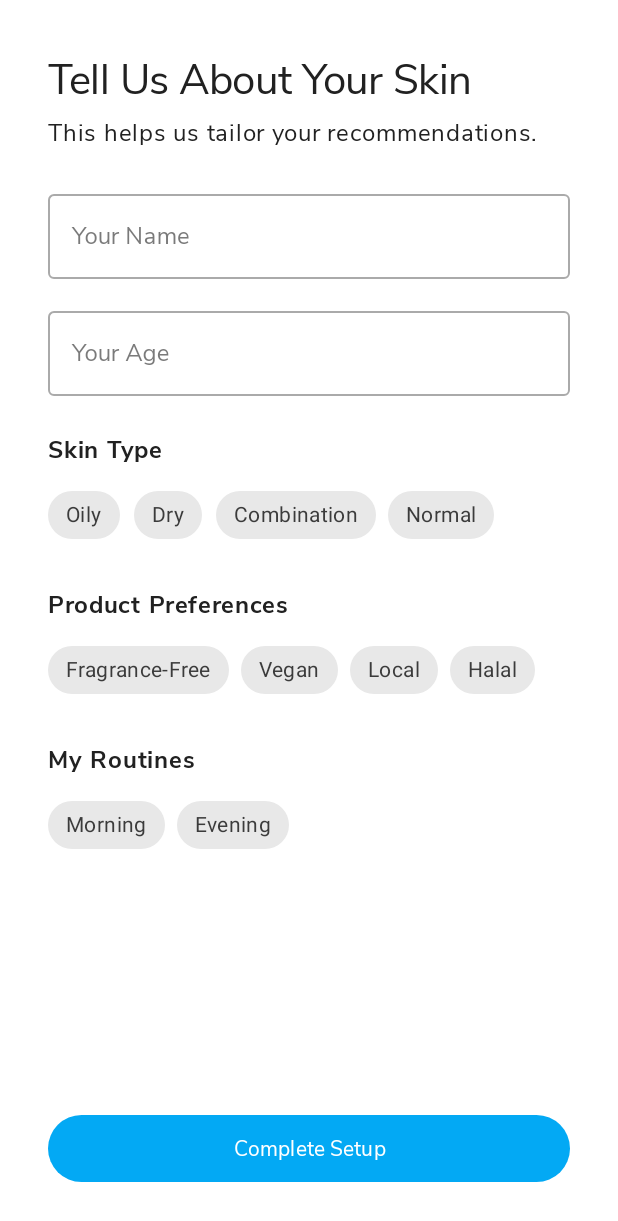
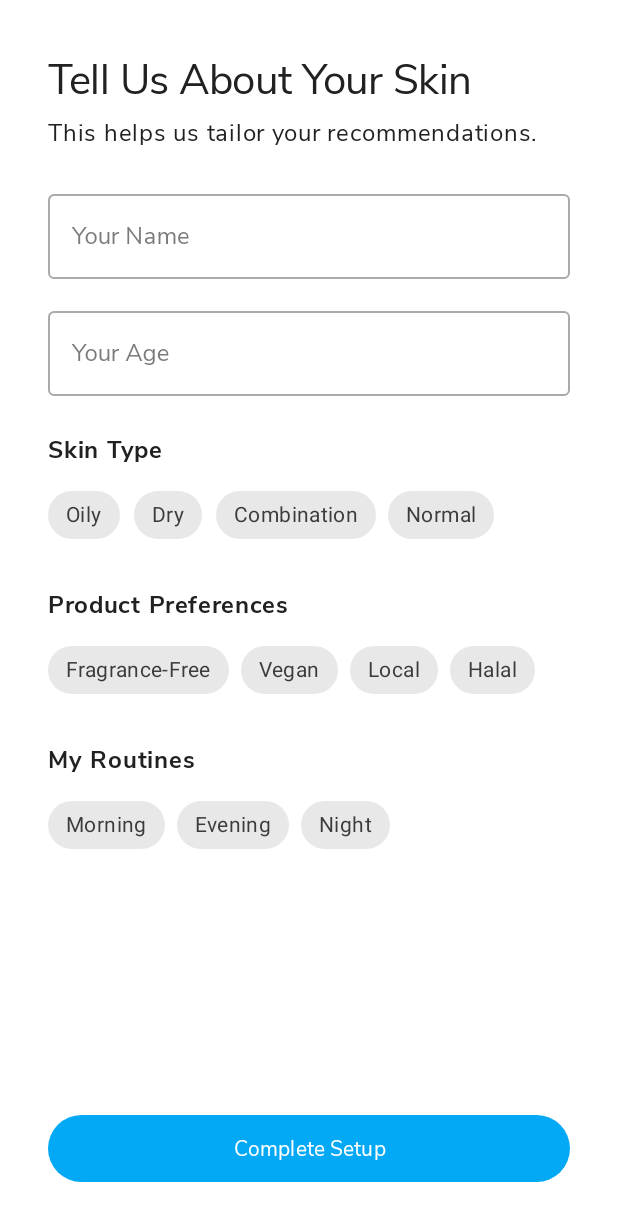
Before and after one commit to jerrover/UTS-UAS_Mobile_App_Programming, an Android app: the ProfileSetupFragment screen opened through its navigation route, on a phone screen of 412 x 824 dp. Shown: the top 1221 px of the screen. Run offline under Robolectric (Android 15) with nearby library versions, the phone set to English and light mode, and no system bars.

Commit message:
Added Night Routines

```diff
--- a/app/src/main/res/layout/fragment_profile_setup.xml
+++ b/app/src/main/res/layout/fragment_profile_setup.xml
@@ -186,6 +186,12 @@
                 android:layout_height="wrap_content"
                 android:text="Evening" />
 
+            <com.google.android.material.chip.Chip
+                style="@style/Widget.MaterialComponents.Chip.Filter"
+                android:layout_width="wrap_content"
+                android:layout_height="wrap_content"
+                android:text="Night" />
+
         </com.google.android.material.chip.ChipGroup>
 
 
```
Also changed, not shown: app/src/main/java/com/example/dermamindapp/ui/fragment/ProfileSetupFragment.kt (+16 -2 lines).
